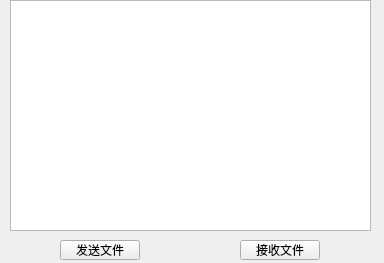
Before: the Qt Designer form mainwindow.ui in vkgo/socketFileTransferGUI, drawn with Qt 5.
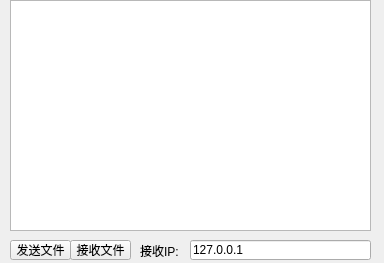
After: the same form once the commit is applied.

```diff
--- a/mainwindow.ui
+++ b/mainwindow.ui
@@ -30,9 +30,9 @@
    <widget class="QPushButton" name="pushButton">
     <property name="geometry">
      <rect>
-      <x>60</x>
+      <x>10</x>
       <y>240</y>
-      <width>80</width>
+      <width>61</width>
       <height>20</height>
      </rect>
     </property>
@@ -40,12 +40,38 @@
      <string>发送文件</string>
     </property>
    </widget>
+   <widget class="QLineEdit" name="lineEdit">
+    <property name="geometry">
+     <rect>
+      <x>190</x>
+      <y>240</y>
+      <width>181</width>
+      <height>20</height>
+     </rect>
+    </property>
+    <property name="text">
+     <string>127.0.0.1</string>
+    </property>
+   </widget>
+   <widget class="QLabel" name="label">
+    <property name="geometry">
+     <rect>
+      <x>140</x>
+      <y>240</y>
+      <width>54</width>
+      <height>21</height>
+     </rect>
+    </property>
+    <property name="text">
+     <string>接收IP:</string>
+    </property>
+   </widget>
    <widget class="QPushButton" name="pushButton_2">
     <property name="geometry">
      <rect>
-      <x>240</x>
+      <x>70</x>
       <y>240</y>
-      <width>80</width>
+      <width>61</width>
       <height>20</height>
      </rect>
     </property>
```
